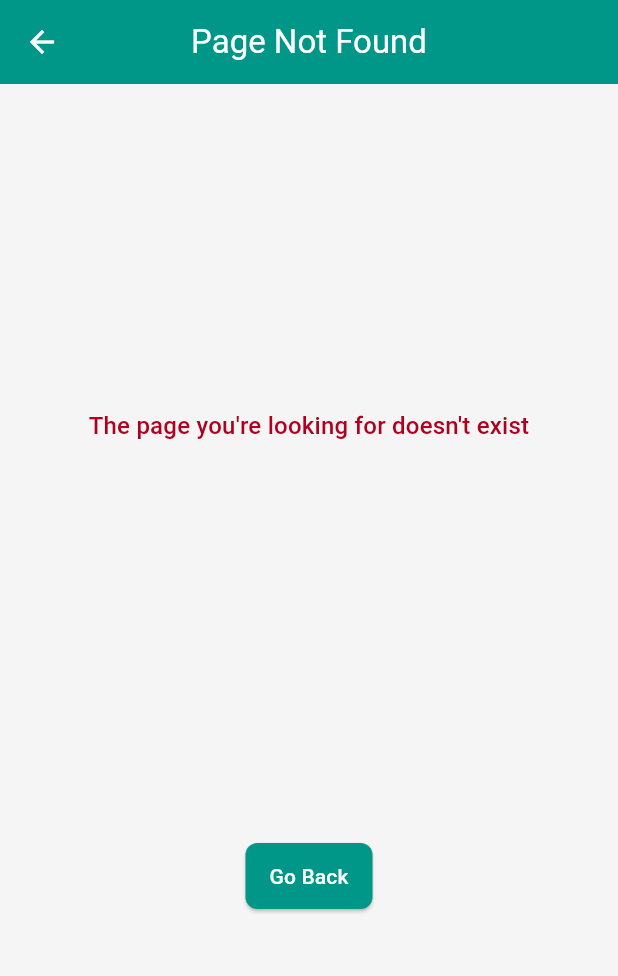
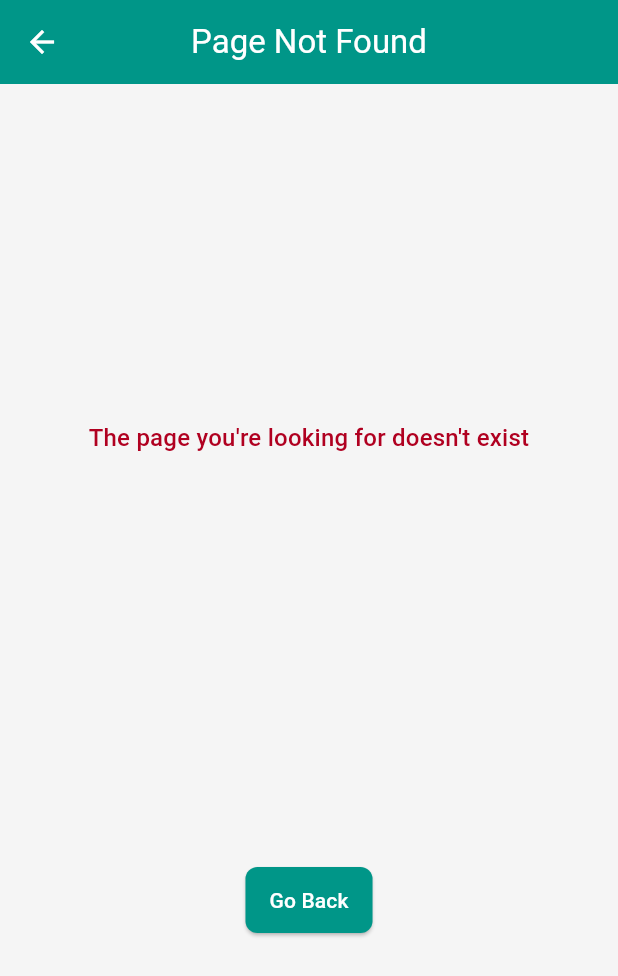
Before and after one commit to SergiCoder/flutter_firebase_auth_clean_arch, a Flutter app: the ErrorScreen screen opened directly with empty values, on a phone screen of 412 x 824 dp. Shown: the top 976 px of the screen. Run offline on Flutter 3.47's test engine with Material 3 defaults, Android fonts, the phone set to English and light mode, and no system bars; our stand-ins replace firebase_auth, firebase_core, flutter_dotenv, flutter_hooks, flutter_riverpod, get_it and 2 more; missing offline and left inert: firebase_app_check; accounts and stored records are empty.

Commit message:
ui: optimize error message padding for better visual balance

```diff
--- a/lib/core/presentation/widgets/error_widget.dart
+++ b/lib/core/presentation/widgets/error_widget.dart
@@ -19,7 +19,7 @@ class ErrorDisplayWidget extends HookWidget {
     final formattedMessage = useFormatErrorMessage(errorMessage);
 
     return Padding(
-      padding: const EdgeInsets.symmetric(horizontal: 24),
+      padding: const EdgeInsets.all(24),
       child: Text(
         formattedMessage,
         textAlign: TextAlign.center,
```
